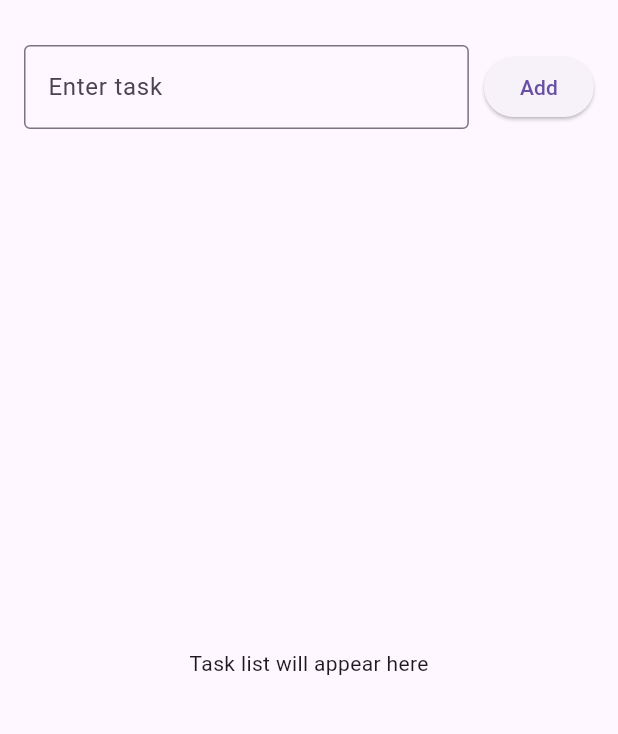
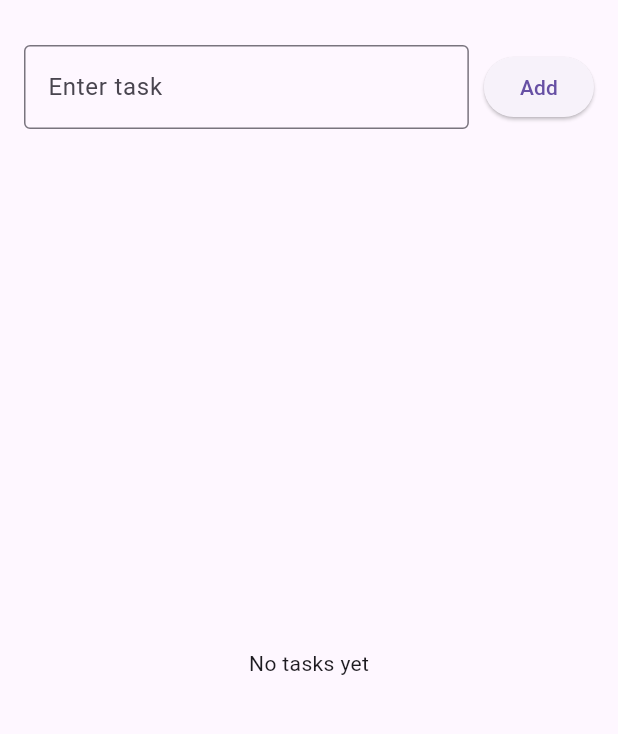
Before and after one commit to grawlings1/CW3, a Flutter app: the screen it shows after launch, after a tap on "Add", on a phone screen of 412 x 824 dp, the part 63-797 px from its top. Run offline on Flutter 3.47's test engine with Material 3 defaults, Android fonts, the phone set to English and light mode, and no system bars.

Commit message:
create task class

```diff
--- a/lib/main.dart
+++ b/lib/main.dart
@@ -2,6 +2,13 @@ import 'package:flutter/material.dart';
 
 void main() {
   runApp(const MyApp());
+}
+
+class Task {
+  String name;
+  bool isCompleted;
+
+  Task({required this.name, this.isCompleted = false});
 }
 
 class MyApp extends StatelessWidget {
@@ -29,6 +36,16 @@ class TaskListScreen extends StatefulWidget {
 
 class _TaskListScreenState extends State<TaskListScreen> {
   final TextEditingController _taskController = TextEditingController();
+  final List<Task> _tasks = [];
+
+  void _addTask() {
+    if (_taskController.text.isNotEmpty) {
+      setState(() {
+        _tasks.add(Task(name: _taskController.text));
+        _taskController.clear();
+      });
+    }
+  }
 
   @override
   void dispose() {
@@ -59,18 +76,23 @@ class _TaskListScreenState extends State<TaskListScreen> {
                 ),
                 const SizedBox(width: 10),
                 ElevatedButton(
-                  onPressed: () {
-                    // Add task functionality will be added in later commits
-                  },
+                  onPressed: _addTask,
                   child: const Text('Add'),
                 ),
               ],
             ),
           ),
-          const Expanded(
-            child: Center(
-              child: Text('Task list will appear here'),
-            ),
+          Expanded(
+            child: _tasks.isEmpty
+                ? const Center(child: Text('No tasks yet'))
+                : ListView.builder(
+                    itemCount: _tasks.length,
+                    itemBuilder: (context, index) {
+                      return ListTile(
+                        title: Text(_tasks[index].name),
+                      );
+                    },
+                  ),
           ),
         ],
       ),
```
